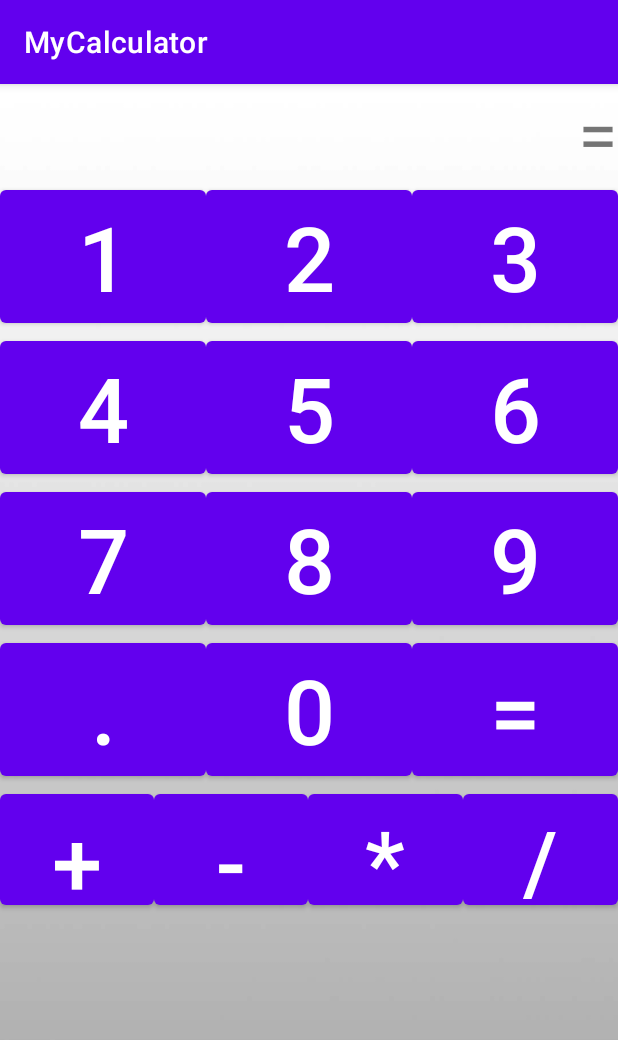
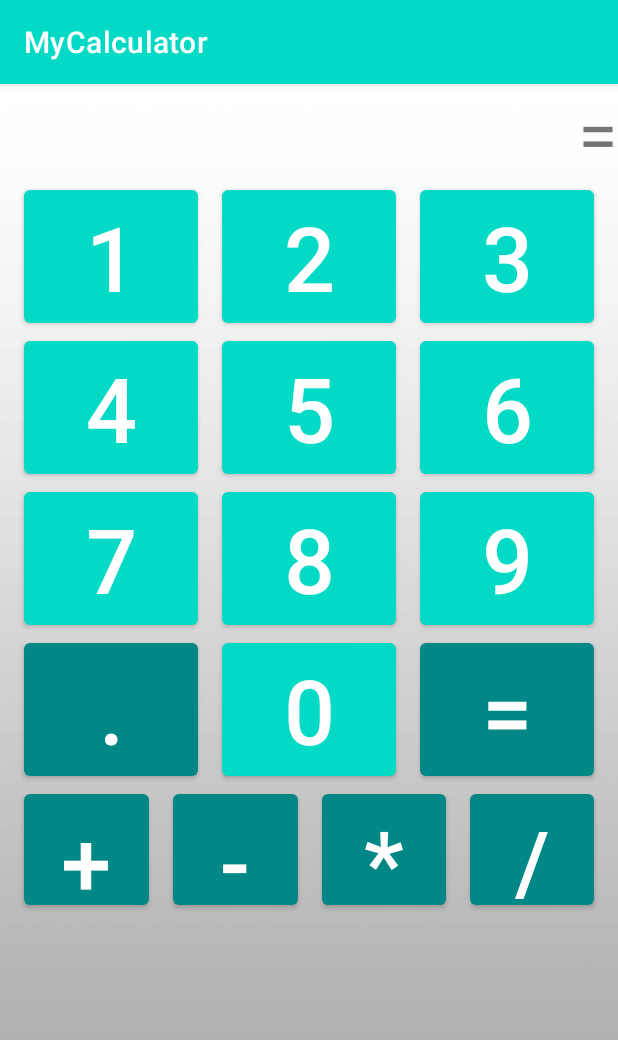
Before and after one commit to Zatrasa/MyCalculator4, an Android app: the screen it shows after launch (MainActivity), on a phone screen of 412 x 824 dp. Shown: the top 1040 px of the screen. Run offline under Robolectric (Android 15) with nearby library versions, the phone set to English and light mode, and no system bars.

Commit message:
Themes_work

```diff
--- a/app/src/main/AndroidManifest.xml
+++ b/app/src/main/AndroidManifest.xml
@@ -8,7 +8,7 @@
         android:label="@string/app_name"
         android:roundIcon="@mipmap/ic_launcher_round"
         android:supportsRtl="true"
-        android:theme="@style/Theme.MyCalculator">
+        android:theme="@style/MyStyle">
         <activity
             android:name=".MainActivity"
             android:exported="true">
--- a/app/src/main/res/layout/activity_keyboard.xml
+++ b/app/src/main/res/layout/activity_keyboard.xml
@@ -3,154 +3,162 @@
     xmlns:app="http://schemas.android.com/apk/res-auto"
     android:orientation="vertical"
     android:layout_width="match_parent"
-    android:layout_height="match_parent">
+    android:layout_height="match_parent"
+    android:theme="@style/Margin_style"
+    >
 
     <LinearLayout
         android:layout_width="match_parent"
         android:layout_height="wrap_content"
         android:orientation="horizontal">
 
-        <Button
+        <com.google.android.material.button.MaterialButton
             android:id="@+id/button_1"
             android:layout_width="wrap_content"
             android:layout_height="wrap_content"
             android:layout_weight="1"
-            android:text="@string/_1"
-            android:textSize="@dimen/text_size" />
-        <Button
+            android:text="@string/_1" />
+        <com.google.android.material.button.MaterialButton
             android:id="@+id/button_2"
             android:layout_width="wrap_content"
             android:layout_height="wrap_content"
             android:layout_weight="1"
             android:text="@string/_2"
-            android:textSize="@dimen/text_size" />
-        <Button
+             />
+        <com.google.android.material.button.MaterialButton
             android:id="@+id/button_3"
             android:layout_width="wrap_content"
             android:layout_height="wrap_content"
             android:layout_weight="1"
             android:text="@string/_3"
-            android:textSize="@dimen/text_size" />
+             />
     </LinearLayout>
     <LinearLayout
         android:layout_width="match_parent"
         android:layout_height="wrap_content"
         android:orientation="horizontal">
 
-        <Button
+        <com.google.android.material.button.MaterialButton
             android:id="@+id/button_4"
             android:layout_width="wrap_content"
             android:layout_height="wrap_content"
             android:layout_weight="1"
             android:text="@string/_4"
-            android:textSize="@dimen/text_size" />
+            />
 
-        <Button
+        <com.google.android.material.button.MaterialButton
             android:id="@+id/button_5"
             android:layout_width="wrap_content"
             android:layout_height="wrap_content"
             android:layout_weight="1"
             android:text="@string/_5"
-            android:textSize="@dimen/text_size" />
+             />
 
-        <Button
+        <com.google.android.material.button.MaterialButton
             android:id="@+id/button_6"
             android:layout_width="wrap_content"
             android:layout_height="wrap_content"
             android:layout_weight="1"
             android:text="@string/_6"
-            android:textSize="@dimen/text_size" />
+             />
     </LinearLayout>
     <LinearLayout
         android:layout_width="match_parent"
         android:layout_height="wrap_content"
         android:orientation="horizontal">
 
-        <Button
+        <com.google.android.material.button.MaterialButton
             android:id="@+id/button_7"
             android:layout_width="wrap_content"
             android:layout_height="wrap_content"
             android:layout_weight="1"
             android:text="@string/_7"
-            android:textSize="@dimen/text_size" />
+             />
 
-        <Button
+        <com.google.android.material.button.MaterialButton
             android:id="@+id/button_8"
             android:layout_width="wrap_content"
             android:layout_height="wrap_content"
             android:layout_weight="1"
             android:text="@string/_8"
-            android:textSize="@dimen/text_size" />
+            />
 
-        <Button
+        <com.google.android.material.button.MaterialButton
             android:id="@+id/button_9"
             android:layout_width="wrap_content"
             android:layout_height="wrap_content"
             android:layout_weight="1"
             android:text="@string/_9"
-            android:textSize="@dimen/text_size" />
+             />
     </LinearLayout>
     <LinearLayout
         android:layout_width="match_parent"
         android:layout_height="wrap_content"
         android:orientation="horizontal">
-        <Button
+        <com.google.android.material.button.MaterialButton
             android:id="@+id/button_point"
             android:layout_height="wrap_content"
             android:layout_width="wrap_content"
             android:layout_weight="1"
             android:text="@string/_point"
-            android:textSize="@dimen/text_size" />
-        <Button
+            app:backgroundTint="@color/teal_700"
+             />
+        <com.google.android.material.button.MaterialButton
             android:id="@+id/button_0"
             android:layout_width="wrap_content"
             android:layout_height="wrap_content"
             android:layout_weight="1"
             android:text="@string/_0"
-            android:textSize="@dimen/text_size" />
+             />
 
-        <Button
+        <com.google.android.material.button.MaterialButton
             android:id="@+id/button_res"
             android:layout_height="wrap_content"
             android:layout_width="wrap_content"
             android:layout_weight="1"
             android:text="@string/_res"
-            android:textSize="@dimen/text_size" />
+            app:backgroundTint="@color/teal_700"
+             />
 
 
     </LinearLayout>
     <LinearLayout
         android:layout_width="match_parent"
         android:layout_height="wrap_content"
-        android:orientation="horizontal">
+        android:orientation="horizontal"
+        >
 
-        <Button
+        <com.google.android.material.button.MaterialButton
             android:id="@+id/button_plus"
             android:layout_width="wrap_content"
             android:layout_height="wrap_content"
             android:layout_weight="1"
             android:text="@string/_plus"
-            android:textSize="@dimen/text_size" />
-        <Button
+            app:backgroundTint="@color/teal_700"
+             />
+        <com.google.android.material.button.MaterialButton
             android:id="@+id/button_minus"
             android:layout_width="wrap_content"
             android:layout_height="wrap_content"
             android:layout_weight="1"
             android:text="@string/_minus"
-            android:textSize="@dimen/text_size" />
-        <Button
+            app:backgroundTint="@color/teal_700"
+            />
+        <com.google.android.material.button.MaterialButton
             android:id="@+id/button_sub"
             android:layout_width="wrap_content"
             android:layout_height="wrap_content"
             android:layout_weight="1"
             android:text="@string/_sub"
-            android:textSize="@dimen/text_size" />
-        <Button
+            app:backgroundTint="@color/teal_700"
+            />
+        <com.google.android.material.button.MaterialButton
             android:id="@+id/button_div"
             android:layout_width="wrap_content"
             android:layout_height="wrap_content"
             android:layout_weight="1"
             android:text="@string/_div"
-            android:textSize="@dimen/text_size" />
+            app:backgroundTint="@color/teal_700"
+            />
     </LinearLayout>
 </LinearLayout>
--- a/app/src/main/res/values-night/themes.xml
+++ b/app/src/main/res/values-night/themes.xml
@@ -13,4 +13,16 @@
         <item name="android:statusBarColor" tools:targetApi="l">?attr/colorPrimaryVariant</item>
         <!-- Customize your theme here. -->
     </style>
+
+    <style name="MyStyle"  parent="Theme.MaterialComponents.DayNight.DarkActionBar">
+        <item name="android:textSize">@dimen/text_size</item>
+        <item name="colorPrimary">@color/purple_200</item>
+        <item name="colorPrimaryDark">@color/purple_700</item>
+        <item name="colorAccent">@color/black</item>
+    </style>
+
+    <style name="Margin_style">
+        <item name="android:layout_marginLeft">@dimen/left_margin</item>
+        <item name="android:layout_marginRight">@dimen/right_margin</item>
+    </style>
 </resources>
--- a/app/src/main/res/values/dimens.xml
+++ b/app/src/main/res/values/dimens.xml
@@ -1,4 +1,6 @@
 <?xml version="1.0" encoding="utf-8"?>
 <resources>
     <dimen name="text_size">60sp</dimen>
+    <dimen name="left_margin">8dp</dimen>
+    <dimen name="right_margin">8dp</dimen>
 </resources>
--- a/app/src/main/res/values/themes.xml
+++ b/app/src/main/res/values/themes.xml
@@ -13,4 +13,19 @@
         <item name="android:statusBarColor" tools:targetApi="l">?attr/colorPrimaryVariant</item>
         <!-- Customize your theme here. -->
     </style>
+
+    <style name="MyStyle"  parent="Theme.MaterialComponents.DayNight.DarkActionBar">
+        <item name="android:textSize">@dimen/text_size</item>
+        <item name="colorPrimary">@color/teal_200</item>
+        <item name="colorPrimaryDark">@color/teal_700</item>
+        <item name="colorAccent">@color/black</item>
+    </style>
+
+    <style name="Margin_style">
+        <item name="android:layout_marginLeft">@dimen/left_margin</item>
+        <item name="android:layout_marginRight">@dimen/right_margin</item>
+    </style>
+
+
+
 </resources>
```
